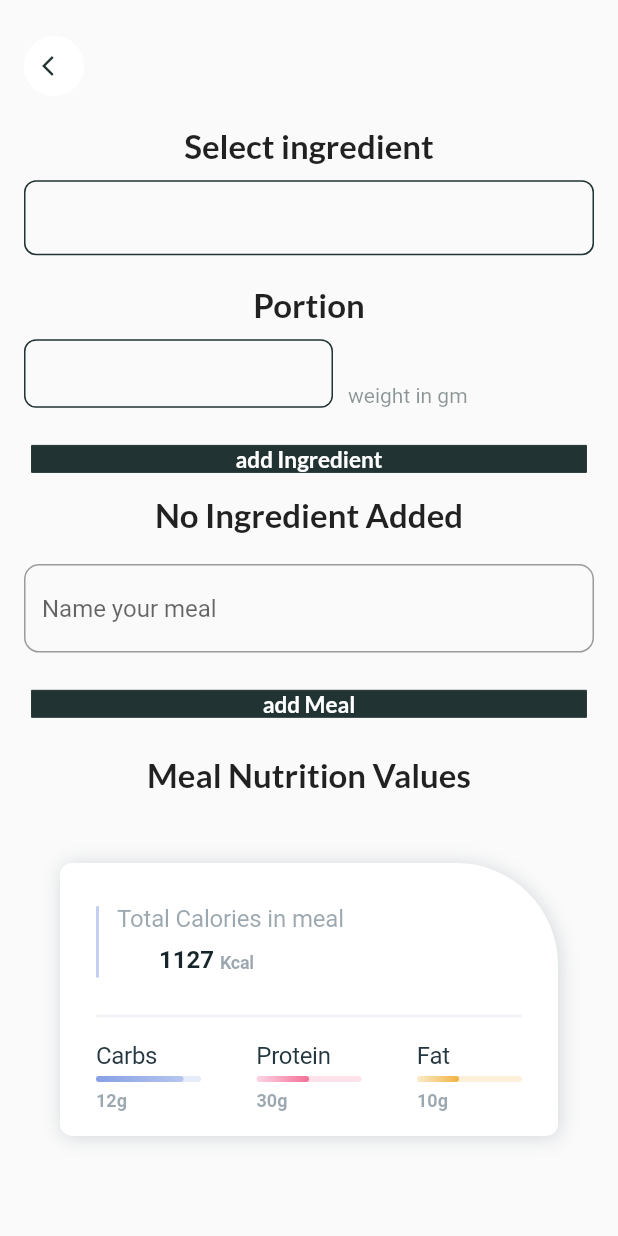
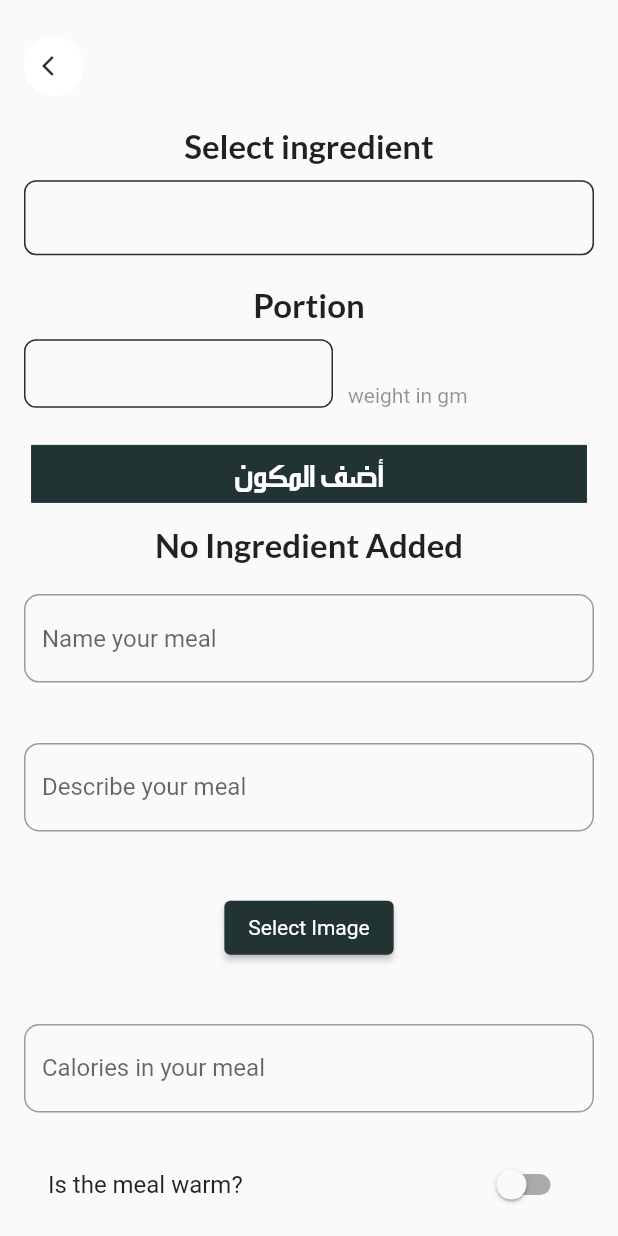
Before and after one commit to MohammedQadumy/diabetes-app, a Flutter app: the NewMealPage screen opened directly, on a phone screen of 412 x 824 dp. Run offline on Flutter 3.47's test engine with Material 2 defaults, Android fonts, the phone set to English and light mode, and no system bars; our stand-ins replace dots_indicator, file_picker, flutter_rating_bar, get, shared_preferences; missing offline and left inert: dart:ffi; accounts and stored records are empty; network calls fail.

Commit message:
adding a new meal with its items

```diff
--- a/lib/Models/Ingredient.dart
+++ b/lib/Models/Ingredient.dart
@@ -1,8 +1,8 @@
 
 class Ingredient {
-
+  int id;
   String portion;
   String name;
 
-  Ingredient(this.portion, this.name);
+  Ingredient(this.id,  this.name, this.portion,);
 }
--- /dev/null
+++ b/lib/Models/ItemSearch.dart
@@ -0,0 +1,21 @@
+class ItemSearch {
+  final int itemID;
+  final String itemName;
+  final double weight;
+
+  ItemSearch(
+      {required this.itemID, required this.itemName, required this.weight});
+
+  factory ItemSearch.fromJson(Map<String, dynamic> json) {
+    return ItemSearch(
+      itemID: json['item_id'],
+      itemName: json['item_name'],
+      weight: double.parse(json['weight']),
+    );
+  }
+
+  @override
+  String toString() {
+    return itemName;
+  }
+}
--- a/lib/Models/Meal.dart
+++ b/lib/Models/Meal.dart
@@ -29,5 +29,8 @@ class Meal {
       spicy: json['spicy'] == 1 ? true : false,
     );
   }
-
+  @override
+  String toString() {
+    return 'Meal{id: $id, name: $name, description: $description, image: $image, calories: $calories, warm: $warm, spicy: $spicy}';
+  }
 }
--- a/lib/pages/AppPage/new_meal_page.dart
+++ b/lib/pages/AppPage/new_meal_page.dart
@@ -5,13 +5,18 @@ import 'package:diabetes_app/components/app_textfield.dart';
 import 'package:diabetes_app/controllers/meals_controller.dart';
 import 'package:diabetes_app/pages/stats/calories_portions_widget.dart';
 import 'package:diabetes_app/pages/stats/new_meal_calories_counter.dart';
+import 'package:diabetes_app/utils/app_constants.dart';
 import 'package:diabetes_app/utils/dimenstions.dart';
 import 'package:flutter/material.dart';
 import 'package:diabetes_app/Models/Ingredient.dart';
 import 'package:get/get.dart';
+import 'package:http/http.dart' as http;
 
 import '../../Models/Meal.dart';
 import '../../utils/colors.dart';
+import '../../Models/ItemSearch.dart';
+import '../../Models/Meal.dart';
+import '../../API/Methods.dart';
 
 class NewMealPage extends StatefulWidget {
   const NewMealPage({Key? key}) : super(key: key);
@@ -23,22 +28,40 @@ class NewMealPage extends StatefulWidget {
 class _NewMealPageState extends State<NewMealPage> {
   TextEditingController IngredientPortion = TextEditingController();
   TextEditingController mealNameController = TextEditingController();
-  String selectedIngredient = '';
+  TextEditingController mealDescriptionController = TextEditingController();
+  TextEditingController mealImageController = TextEditingController();
+  TextEditingController mealCaloriesController = TextEditingController();
 
-  late List<dynamic> meals ;
+  bool mealWarm = false;
+  bool mealSpicy = false;
+  ItemSearch? selectedIngredient;
+
+  late List<dynamic> meals;
 
   Future<void> fillList() async {
     var mealController = Get.find<MealController>();
     meals = mealController.meals;
   }
 
+  List<ItemSearch> ingredients = [];
 
+  @override
+  void initState() {
+    super.initState();
+    fetchIngredients();
+  }
 
-  List<String> ingredients = [ 'carrot', 'broccoli', 'spinach', 'lettuce', 'cabbage', 'bell pepper', 'tomato', 'onion',
-    'potato', 'sweet potato', 'celery', 'zucchini', 'cauliflower', 'eggplant','chicken', 'beef', 'asparagus',
-    'green beans', 'mushroom', 'radish', 'beet', 'peas', 'apple', 'banana', 'orange',
-    'strawberry', 'grape','watermelon', 'pineapple', 'mango', 'kiwi', 'pear', 'peach',
-    'plum', 'cherry', 'blueberry', 'raspberry', 'lemon', 'lime', 'coconut', 'pomegranate', 'avocado',];
+  void fetchIngredients() async {
+    try {
+      List<ItemSearch> items = await fetchAllItems();
+      setState(() {
+        ingredients = items; // Directly assign items to ingredients
+      });
+    } catch (e) {
+      // Handle exception
+      print(e.toString());
+    }
+  }
 
   List<Ingredient> AddedIngredients = [];
 
@@ -52,9 +75,12 @@ class _NewMealPageState extends State<NewMealPage> {
             crossAxisAlignment: CrossAxisAlignment.start,
             children: [
               AppReturnIconButton(),
-              SizedBox(height: Dimensions.height20,),
-
-              AppBigText(text: "Select ingredient",),
+              SizedBox(
+                height: Dimensions.height20,
+              ),
+              AppBigText(
+                text: "Select ingredient",
+              ),
               SizedBox(height: 10.0),
               Container(
                 padding: EdgeInsets.symmetric(horizontal: 20.0),
@@ -62,26 +88,35 @@ class _NewMealPageState extends State<NewMealPage> {
                   borderRadius: BorderRadius.circular(8.0),
                   border: Border.all(color: AppColors.nearlyBlack, width: 1),
                 ),
-                child: Autocomplete<String>(
+                child: Autocomplete<ItemSearch>(
+                  // Type should be ItemSearch
                   optionsBuilder: (TextEditingValue textEdittingValue) {
                     if (textEdittingValue.text == "") {
                       return const Iterable.empty();
                     } else {
-                      return ingredients.where((String option) {
-                        return option.contains(textEdittingValue.text.toLowerCase());
+                      return ingredients.where((ItemSearch option) {
+                        // Type is ItemSearch
+                        return option.itemName.contains(textEdittingValue.text
+                            .toLowerCase()); // Use itemName property
                       });
                     }
                   },
-                  onSelected: (String selection) {
+                  onSelected: (ItemSearch selection) {
+                    // Type should be ItemSearch
                     setState(() {
-                      selectedIngredient = selection;
+                      selectedIngredient =
+                          selection; // Store the entire selected ItemSearch object
                     });
                   },
-                  fieldViewBuilder: (BuildContext context, TextEditingController textEditingController, FocusNode focusNode, VoidCallback onFieldSubmitted) {
+                  fieldViewBuilder: (BuildContext context,
+                      TextEditingController textEditingController,
+                      FocusNode focusNode,
+                      VoidCallback onFieldSubmitted) {
                     return TextField(
                       controller: textEditingController,
                       focusNode: focusNode,
-                      cursorColor: Colors.black, // Set the cursor color to black
+                      cursorColor: Colors.black,
+                      // Set the cursor color to black
                       decoration: InputDecoration(
                         border: InputBorder.none,
                       ),
@@ -90,18 +125,21 @@ class _NewMealPageState extends State<NewMealPage> {
                 ),
               ),
               SizedBox(height: 20.0),
-              AppBigText(text: "Portion",),
+              AppBigText(
+                text: "Portion",
+              ),
               SizedBox(height: 10.0),
               Row(
                 crossAxisAlignment: CrossAxisAlignment.end,
                 children: [
                   Container(
-                    width: Dimensions.screenWidth/2,
-                    height: Dimensions.screenHeight/18,
+                    width: Dimensions.screenWidth / 2,
+                    height: Dimensions.screenHeight / 18,
                     padding: EdgeInsets.symmetric(horizontal: 10.0),
                     decoration: BoxDecoration(
                       borderRadius: BorderRadius.circular(8.0),
-                      border: Border.all(color: AppColors.nearlyBlack, width: 1),
+                      border:
+                          Border.all(color: AppColors.nearlyBlack, width: 1),
                     ),
                     child: TextField(
                       controller: IngredientPortion,
@@ -110,41 +148,52 @@ class _NewMealPageState extends State<NewMealPage> {
                       cursorColor: AppColors.nearlyBlack,
                     ),
                   ),
-                SizedBox(width: Dimensions.height10,),
-                Text("weight in gm" , style: TextStyle(
-                  color: AppColors.nearlyBlack.withOpacity(0.5)
-                ),)
+                  SizedBox(
+                    width: Dimensions.height10,
+                  ),
+                  Text(
+                    "weight in gm",
+                    style: TextStyle(
+                        color: AppColors.nearlyBlack.withOpacity(0.5)),
+                  )
                 ],
               ),
               SizedBox(height: 20.0),
               GestureDetector(
-                child: AppButton(text: "add Ingredient"),
+                child: AppButton(
+                  text: "أضف المكون",
+                  fontSize: 25,
+                ),
                 onTap: () {
                   String newIngredientPortion = IngredientPortion.text;
-                    print(selectedIngredient);
-                    Ingredient newIngredient =
-                    Ingredient(selectedIngredient, newIngredientPortion);
-                    print(newIngredient.name);
-                    print(newIngredient.portion);
-
+                  if (selectedIngredient != null) {
+                    // Add this check
+                    Ingredient newIngredient = Ingredient(
+                        selectedIngredient!.itemID,
+                        selectedIngredient!.itemName,
+                        newIngredientPortion); // Use id and itemName properties
                     setState(() {
                       AddedIngredients.add(newIngredient);
                     });
+                  } else {
+                    // Handle the case where no ingredient has been selected
+                    print("No ingredient selected");
+                  }
                 },
               ),
-
               SizedBox(height: 10.0),
-              AddedIngredients.length == 0?AppBigText(text: "No Ingredient Added"): Wrap(
+              AddedIngredients.length == 0
+                  ? AppBigText(text: "No Ingredient Added")
+                  : Wrap(
                       spacing: 8.0,
                       runSpacing: 4.0,
-                children:AddedIngredients.map(
+                      children: AddedIngredients.map(
                         (ingredient) => Chip(
                           label: Text(
                             "${ingredient.name}gm: ${ingredient.portion}",
-                      style:  TextStyle(
+                            style: TextStyle(
                                 color: Colors.white,
-                        fontSize: Dimensions.height15
-                      ),
+                                fontSize: Dimensions.height15),
                           ),
                           backgroundColor: AppColors.nearlyBlack,
                         ),
@@ -156,25 +205,104 @@ class _NewMealPageState extends State<NewMealPage> {
                   decoration: InputDecoration(
                       hintText: "Name your meal",
                       border: OutlineInputBorder(
-                      borderRadius: BorderRadius.circular(Dimensions.radius10),
-                    )
-                  ),
+                        borderRadius:
+                            BorderRadius.circular(Dimensions.radius10),
+                      )),
                   controller: mealNameController,
                 ),
               ),
+              Container(
+                margin: EdgeInsets.symmetric(vertical: Dimensions.height20),
+                child: TextField(
+                  decoration: InputDecoration(
+                    hintText: "Describe your meal",
+                    border: OutlineInputBorder(
+                      borderRadius: BorderRadius.circular(Dimensions.radius10),
+                    ),
+                  ),
+                  controller: mealDescriptionController,
+                ),
+              ),
+              Container(
+                margin: EdgeInsets.symmetric(vertical: Dimensions.height20),
+                child: Center(
+                  child: ElevatedButton(
+                    style: ButtonStyle(
+                        backgroundColor:
+                            MaterialStateProperty.all(AppColors.nearlyBlack)),
+                    child: Text("Select Image"),
+                    onPressed: () {
+                      pickImage();
+                    },
+                  ),
+                ),
+              ),
+              Container(
+                margin: EdgeInsets.symmetric(vertical: Dimensions.height20),
+                child: TextField(
+                  decoration: InputDecoration(
+                    hintText: "Calories in your meal",
+                    border: OutlineInputBorder(
+                      borderRadius: BorderRadius.circular(Dimensions.radius10),
+                    ),
+                  ),
+                  controller: mealCaloriesController,
+                  keyboardType: TextInputType.number,
+                ),
+              ),
+              SwitchListTile(
+                title: const Text('Is the meal warm?'),
+                value: mealWarm,
+                onChanged: (bool value) {
+                  setState(() {
+                    mealWarm = value;
+                  });
+                },
+              ),
+              SwitchListTile(
+                title: const Text('Is the meal spicy?'),
+                value: mealSpicy,
+                onChanged: (bool value) {
+                  setState(() {
+                    mealSpicy = value;
+                  });
+                },
+              ),
               GestureDetector(
                 child: Container(
-                    child: AppButton(text: "add Meal")),
-                onTap: () {
-                  // if meal meal controller is empty or invalid showCustomSnackBar
+                  child: AppButton(
+                    text: "أضف الوجبة",
+                    fontSize: 25,
+                  ),
+                ),
+                onTap: () async {
+                  Meal newMeal = Meal(
+                    id: 0,
+                    name: mealNameController.text,
+                    description: mealDescriptionController.text,
+                    image: mealImageController.text,
+                    calories: int.parse(mealCaloriesController.text),
+                    warm: mealWarm,
+                    spicy: mealSpicy,
+                  );
+                  int newMealId = await createMeal(newMeal);
+                  print(newMealId);
+                  AddedIngredients.forEach((ingredient) async {
+                    print('==============');
+                    print(ingredient.id);
+                    print(ingredient.name);
+                    print(ingredient.portion);
+                    print('==============');
+                    await postMealItem(newMealId, ingredient.id, double.parse(ingredient.portion));
+
+                  });
                 },
               ),
-
               SizedBox(height: 20.0),
-              AppBigText(text: "Meal Nutrition Values",),
+              AppBigText(
+                text: "Meal Nutrition Values",
+              ),
               NewMealCounter(),
-
-
             ],
           ),
         ),
--- a/pubspec.yaml
+++ b/pubspec.yaml
@@ -42,6 +42,7 @@ dependencies:
   shared_preferences: ^2.1.2
   percent_indicator: ^4.2.3
   flutter_rating_bar: ^4.0.1
+  file_picker: ^5.3.3
 
 dev_dependencies:
   flutter_test:
```
Also changed, not shown: lib/API/Methods.dart (+157 -0 lines), lib/pages/AppPage/top_rated_food_details.dart (+19 -4 lines), pubspec.lock. Lines whose indentation alone changed are shown as unchanged.
